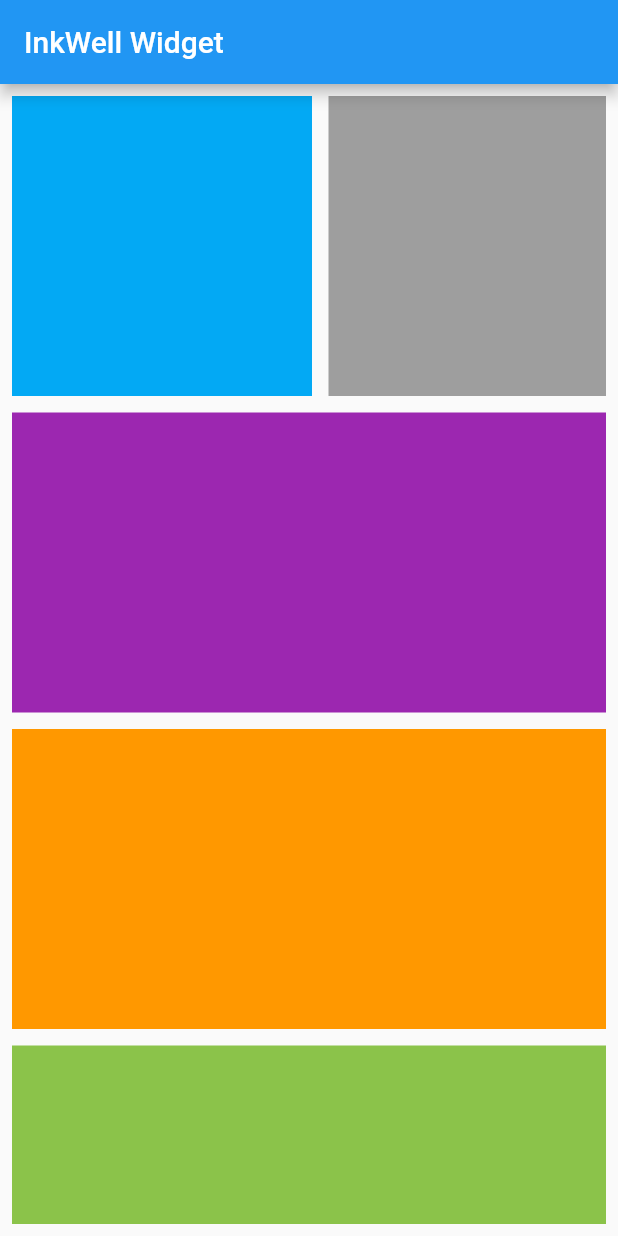
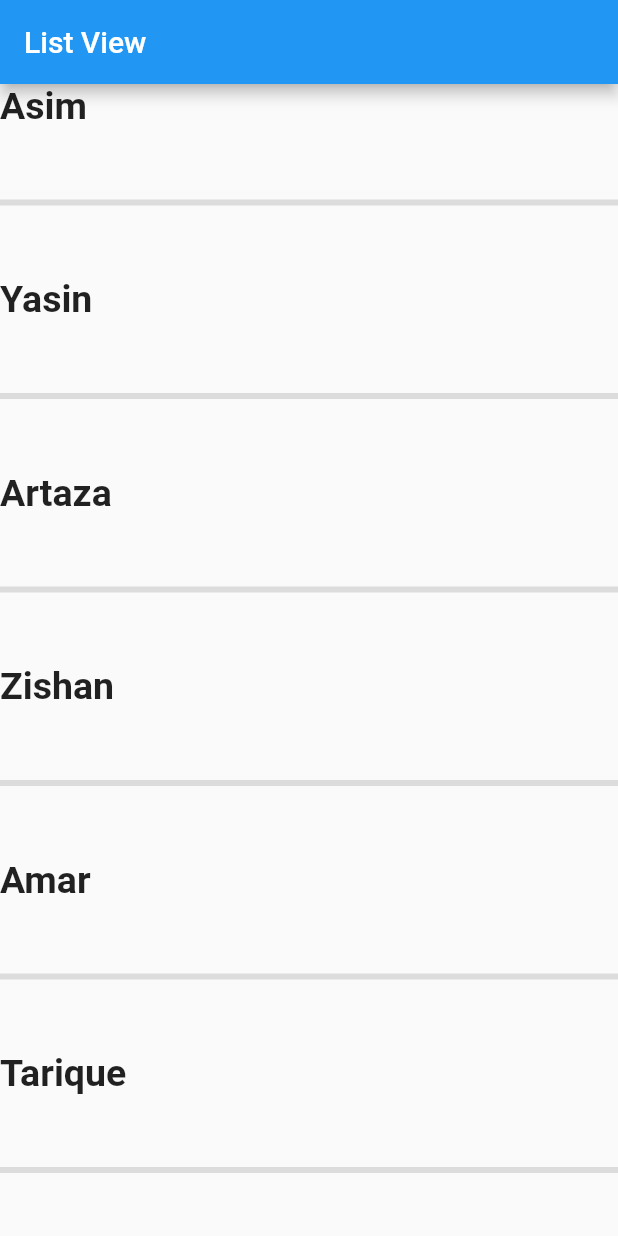
Before and after one commit to yasin9064/flutter_application_1, a Flutter app: the screen it shows after launch, on a phone screen of 412 x 824 dp. Run offline on Flutter 3.47's test engine with Material 2 defaults, Android fonts, the phone set to English and light mode, and no system bars.

Commit message:
Learn About List View

```diff
--- a/lib/HomeScreen.dart
+++ b/lib/HomeScreen.dart
@@ -5,91 +5,39 @@ class HomeScreen extends StatelessWidget {
 
   @override
   Widget build(BuildContext context) {
+    var arrNames = [
+      'Asim',
+      'Yasin',
+      'Artaza',
+      'Zishan',
+      'Amar',
+      'Tarique',
+      'Meraj',
+      'Raunaque',
+      'Maher'
+    ];
+
     return Scaffold(
         appBar: AppBar(
-          title: Text("InkWell Widget"),
+          title: Text("List View"),
         ),
-        body: Padding(
-          padding: const EdgeInsets.all(8.0),
-          child: SingleChildScrollView(
-            child: Column(
-              children: [
-                Padding(
-                  padding: const EdgeInsets.only(bottom: 11),
-                  child: SingleChildScrollView(
-                    scrollDirection: Axis.horizontal,
-                    child: Row(
-                      children: [
-                        Container(
-                          margin: EdgeInsets.only(right: 11),
-                          height: 200,
-                          width: 200,
-                          color: Colors.lightBlue,
-                        ),
-                        Container(
-                          margin: EdgeInsets.only(right: 11),
-                          height: 200,
-                          width: 200,
-                          color: Colors.grey,
-                        ),
-                        Container(
-                          margin: EdgeInsets.only(right: 11),
-                          height: 200,
-                          width: 200,
-                          color: Colors.pink,
-                        ),
-                        Container(
-                          margin: EdgeInsets.only(right: 11),
-                          height: 200,
-                          width: 200,
-                          color: Colors.green,
-                        ),
-                        Container(
-                          margin: EdgeInsets.only(right: 11),
-                          height: 200,
-                          width: 200,
-                          color: Colors.red,
-                        ),
-                      ],
-                    ),
-                  ),
-                ),
-                Container(
-                  margin: EdgeInsets.only(bottom: 11),
-                  height: 200,
-                  color: Colors.purple,
-                ),
-                Container(
-                  margin: EdgeInsets.only(bottom: 11),
-                  height: 200,
-                  color: Colors.orange,
-                ),
-                Container(
-                  margin: EdgeInsets.only(bottom: 11),
-                  height: 200,
-                  color: Colors.lightGreen,
-                ),
-                Container(
-                  margin: EdgeInsets.only(bottom: 11),
-                  height: 200,
-                  color: Colors.yellow,
-                ),
-                Container(
-                  margin: EdgeInsets.only(bottom: 11),
-                  height: 200,
-                  color: Colors.red,
-                ),
-                Container(
-                  margin: EdgeInsets.only(bottom: 11),
-                  height: 200,
-                  color: Colors.black,
-                ),
-              ],
-            ),
-          ),
+        body: ListView.separated(
+          itemBuilder: (context, index) {
+            return Text(
+              arrNames[index],
+              style: TextStyle(fontSize: 25, fontWeight: FontWeight.bold),
+            );
+          },
+          itemCount: arrNames.length,
+          separatorBuilder: (context, index) {
+            return Divider(
+              height: 100,
+              thickness: 4,
+            );
+          },
         )
-
-
-        );
+    );
   }
 }
+
+class rerturn {}
```
